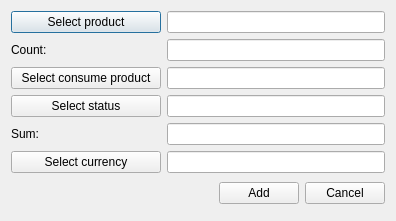
Before: the Qt Designer form OrmasAdmin/OrmasAdmin/CreateConPListDlg.ui in Dalerjon/TheOrmasProejct, drawn with Qt 5.
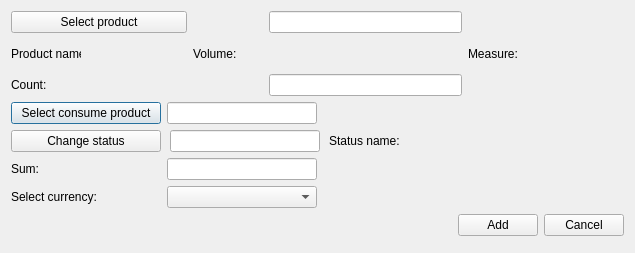
After: the same form once the commit is applied.

Patch:
```diff
--- a/OrmasAdmin/OrmasAdmin/CreateConPListDlg.ui
+++ b/OrmasAdmin/OrmasAdmin/CreateConPListDlg.ui
@@ -6,8 +6,8 @@
    <rect>
     <x>0</x>
     <y>0</y>
-    <width>396</width>
-    <height>221</height>
+    <width>635</width>
+    <height>253</height>
    </rect>
   </property>
   <property name="windowTitle">
@@ -33,71 +33,117 @@
     <number>17</number>
    </property>
    <item row="1" column="0">
-    <widget class="QLabel" name="countLb">
+    <widget class="QLabel" name="prodNameLb">
      <property name="minimumSize">
       <size>
-       <width>150</width>
+       <width>70</width>
        <height>0</height>
       </size>
      </property>
-     <property name="text">
-      <string>Count:</string>
+     <property name="maximumSize">
+      <size>
+       <width>70</width>
+       <height>16777215</height>
+      </size>
      </property>
-    </widget>
-   </item>
-   <item row="0" column="1">
-    <widget class="QLineEdit" name="productEdit">
-     <property name="readOnly">
-      <bool>true</bool>
-     </property>
-    </widget>
-   </item>
-   <item row="0" column="0">
-    <widget class="QPushButton" name="productBtn">
      <property name="text">
-      <string>Select product</string>
+      <string>Product name:</string>
      </property>
     </widget>
    </item>
-   <item row="3" column="0" colspan="2">
-    <layout class="QHBoxLayout" name="horizontalLayout">
-     <item>
-      <spacer name="horizontalSpacer">
-       <property name="orientation">
-        <enum>Qt::Horizontal</enum>
-       </property>
-       <property name="sizeHint" stdset="0">
-        <size>
-         <width>40</width>
-         <height>20</height>
-        </size>
-       </property>
-      </spacer>
-     </item>
-     <item>
-      <widget class="QPushButton" name="addBtn">
-       <property name="text">
-        <string>Add</string>
-       </property>
-      </widget>
-     </item>
-     <item>
-      <widget class="QPushButton" name="cancelBtn">
-       <property name="text">
-        <string>Cancel</string>
-       </property>
-      </widget>
-     </item>
-    </layout>
-   </item>
    <item row="1" column="1">
-    <widget class="QLineEdit" name="countEdit">
-     <property name="toolTip">
-      <string>&lt;html&gt;&lt;head/&gt;&lt;body&gt;&lt;p&gt;For example: 100&lt;/p&gt;&lt;/body&gt;&lt;/html&gt;</string>
+    <widget class="QLabel" name="prodNamePh">
+     <property name="minimumSize">
+      <size>
+       <width>100</width>
+       <height>0</height>
+      </size>
      </property>
+     <property name="font">
+      <font>
+       <family>Times New Roman</family>
+       <pointsize>12</pointsize>
+       <weight>75</weight>
+       <italic>true</italic>
+       <bold>true</bold>
+      </font>
+     </property>
+     <property name="text">
+      <string/>
+     </property>
     </widget>
    </item>
-   <item row="2" column="0" colspan="2">
+   <item row="1" column="3">
+    <widget class="QLabel" name="volumePh">
+     <property name="minimumSize">
+      <size>
+       <width>100</width>
+       <height>0</height>
+      </size>
+     </property>
+     <property name="font">
+      <font>
+       <family>Times New Roman</family>
+       <pointsize>12</pointsize>
+       <weight>75</weight>
+       <italic>true</italic>
+       <bold>true</bold>
+      </font>
+     </property>
+     <property name="text">
+      <string/>
+     </property>
+    </widget>
+   </item>
+   <item row="1" column="2">
+    <widget class="QLabel" name="volumeLb">
+     <property name="minimumSize">
+      <size>
+       <width>70</width>
+       <height>0</height>
+      </size>
+     </property>
+     <property name="maximumSize">
+      <size>
+       <width>70</width>
+       <height>16777215</height>
+      </size>
+     </property>
+     <property name="text">
+      <string>Volume:</string>
+     </property>
+    </widget>
+   </item>
+   <item row="1" column="4">
+    <widget class="QLabel" name="measureLb">
+     <property name="text">
+      <string>Measure:</string>
+     </property>
+    </widget>
+   </item>
+   <item row="1" column="5">
+    <widget class="QLabel" name="measurePh">
+     <property name="minimumSize">
+      <size>
+       <width>100</width>
+       <height>0</height>
+      </size>
+     </property>
+     <property name="font">
+      <font>
+       <family>Times New Roman</family>
+       <pointsize>12</pointsize>
+       <weight>75</weight>
+       <italic>true</italic>
+       <bold>true</bold>
+      </font>
+     </property>
+     <property name="text">
+      <string/>
+     </property>
+    </widget>
+   </item>
+   <item row="3" column="0" colspan="6">
     <widget class="QWidget" name="editSectionWgt" native="true">
      <layout class="QGridLayout" name="gridLayout_3">
       <property name="leftMargin">
@@ -112,6 +158,23 @@
       <property name="bottomMargin">
        <number>0</number>
       </property>
+      <item row="3" column="0">
+       <widget class="QLabel" name="currencyLb">
+        <property name="text">
+         <string>Select currency:</string>
+        </property>
+       </widget>
+      </item>
+      <item row="3" column="1">
+       <widget class="QComboBox" name="currencyCmb">
+        <property name="maximumSize">
+         <size>
+          <width>150</width>
+          <height>16777215</height>
+         </size>
+        </property>
+       </widget>
+      </item>
       <item row="2" column="0">
        <widget class="QLabel" name="sumLb">
         <property name="minimumSize">
@@ -127,18 +190,17 @@
       </item>
       <item row="2" column="1">
        <widget class="QLineEdit" name="sumEdit">
+        <property name="maximumSize">
+         <size>
+          <width>150</width>
+          <height>16777215</height>
+         </size>
+        </property>
         <property name="toolTip">
          <string>&lt;html&gt;&lt;head/&gt;&lt;body&gt;&lt;p&gt;For example: 300 (pedends on currency, in that case 300 USD)&lt;/p&gt;&lt;/body&gt;&lt;/html&gt;</string>
         </property>
        </widget>
       </item>
-      <item row="1" column="0">
-       <widget class="QPushButton" name="statusBtn">
-        <property name="text">
-         <string>Select status</string>
-        </property>
-       </widget>
-      </item>
       <item row="0" column="0">
        <widget class="QPushButton" name="consumeProductBtn">
         <property name="minimumSize">
@@ -152,15 +214,14 @@
         </property>
        </widget>
       </item>
-      <item row="1" column="1">
-       <widget class="QLineEdit" name="statusEdit">
-        <property name="readOnly">
-         <bool>true</bool>
-        </property>
-       </widget>
-      </item>
       <item row="0" column="1">
        <widget class="QLineEdit" name="consumeProductEdit">
+        <property name="maximumSize">
+         <size>
+          <width>150</width>
+          <height>16777215</height>
+         </size>
+        </property>
         <property name="text">
          <string/>
         </property>
@@ -169,23 +230,195 @@
         </property>
        </widget>
       </item>
-      <item row="3" column="0">
-       <widget class="QPushButton" name="currencyBtn">
-        <property name="text">
-         <string>Select currency</string>
+      <item row="2" column="2">
+       <spacer name="horizontalSpacer_2">
+        <property name="orientation">
+         <enum>Qt::Horizontal</enum>
         </property>
-       </widget>
+        <property name="sizeHint" stdset="0">
+         <size>
+          <width>40</width>
+          <height>20</height>
+         </size>
+        </property>
+       </spacer>
       </item>
-      <item row="3" column="1">
-       <widget class="QLineEdit" name="currencyEdit">
-        <property name="readOnly">
-         <bool>true</bool>
+      <item row="0" column="2">
+       <spacer name="horizontalSpacer_3">
+        <property name="orientation">
+         <enum>Qt::Horizontal</enum>
         </property>
+        <property name="sizeHint" stdset="0">
+         <size>
+          <width>40</width>
+          <height>20</height>
+         </size>
+        </property>
+       </spacer>
+      </item>
+      <item row="3" column="2">
+       <spacer name="horizontalSpacer_4">
+        <property name="orientation">
+         <enum>Qt::Horizontal</enum>
+        </property>
+        <property name="sizeHint" stdset="0">
+         <size>
+          <width>40</width>
+          <height>20</height>
+         </size>
+        </property>
+       </spacer>
+      </item>
+      <item row="1" column="0" colspan="3">
+       <widget class="QWidget" name="statusWidget" native="true">
+        <layout class="QHBoxLayout" name="horizontalLayout_3">
+         <property name="spacing">
+          <number>9</number>
+         </property>
+         <property name="leftMargin">
+          <number>0</number>
+         </property>
+         <property name="topMargin">
+          <number>0</number>
+         </property>
+         <property name="rightMargin">
+          <number>0</number>
+         </property>
+         <property name="bottomMargin">
+          <number>0</number>
+         </property>
+         <item>
+          <widget class="QPushButton" name="statusBtn">
+           <property name="sizePolicy">
+            <sizepolicy hsizetype="Fixed" vsizetype="Fixed">
+             <horstretch>0</horstretch>
+             <verstretch>0</verstretch>
+            </sizepolicy>
+           </property>
+           <property name="minimumSize">
+            <size>
+             <width>150</width>
+             <height>0</height>
+            </size>
+           </property>
+           <property name="text">
+            <string>Change status</string>
+           </property>
+          </widget>
+         </item>
+         <item>
+          <widget class="QLineEdit" name="statusEdit">
+           <property name="maximumSize">
+            <size>
+             <width>150</width>
+             <height>16777215</height>
+            </size>
+           </property>
+           <property name="readOnly">
+            <bool>true</bool>
+           </property>
+          </widget>
+         </item>
+         <item>
+          <widget class="QLabel" name="statusLb">
+           <property name="text">
+            <string>Status name:</string>
+           </property>
+          </widget>
+         </item>
+         <item>
+          <widget class="QLabel" name="statusPh">
+           <property name="minimumSize">
+            <size>
+             <width>120</width>
+             <height>0</height>
+            </size>
+           </property>
+           <property name="font">
+            <font>
+             <family>Times New Roman</family>
+             <pointsize>12</pointsize>
+             <weight>75</weight>
+             <italic>true</italic>
+             <bold>true</bold>
+            </font>
+           </property>
+           <property name="text">
+            <string/>
+           </property>
+          </widget>
+         </item>
+        </layout>
        </widget>
       </item>
      </layout>
     </widget>
    </item>
+   <item row="4" column="0" colspan="6">
+    <layout class="QHBoxLayout" name="horizontalLayout">
+     <item>
+      <spacer name="horizontalSpacer">
+       <property name="orientation">
+        <enum>Qt::Horizontal</enum>
+       </property>
+       <property name="sizeHint" stdset="0">
+        <size>
+         <width>40</width>
+         <height>20</height>
+        </size>
+       </property>
+      </spacer>
+     </item>
+     <item>
+      <widget class="QPushButton" name="addBtn">
+       <property name="text">
+        <string>Add</string>
+       </property>
+      </widget>
+     </item>
+     <item>
+      <widget class="QPushButton" name="cancelBtn">
+       <property name="text">
+        <string>Cancel</string>
+       </property>
+      </widget>
+     </item>
+    </layout>
+   </item>
+   <item row="0" column="3">
+    <widget class="QLineEdit" name="productEdit">
+     <property name="readOnly">
+      <bool>true</bool>
+     </property>
+    </widget>
+   </item>
+   <item row="2" column="3">
+    <widget class="QLineEdit" name="countEdit">
+     <property name="toolTip">
+      <string>&lt;html&gt;&lt;head/&gt;&lt;body&gt;&lt;p&gt;For example: 100&lt;/p&gt;&lt;/body&gt;&lt;/html&gt;</string>
+     </property>
+    </widget>
+   </item>
+   <item row="0" column="0" colspan="2">
+    <widget class="QPushButton" name="productBtn">
+     <property name="text">
+      <string>Select product</string>
+     </property>
+    </widget>
+   </item>
+   <item row="2" column="0" colspan="2">
+    <widget class="QLabel" name="countLb">
+     <property name="minimumSize">
+      <size>
+       <width>150</width>
+       <height>0</height>
+      </size>
+     </property>
+     <property name="text">
+      <string>Count:</string>
+     </property>
+    </widget>
+   </item>
   </layout>
  </widget>
  <tabstops>
```
Left out of the diff: 6 changed lines with no effect on the pictures.
